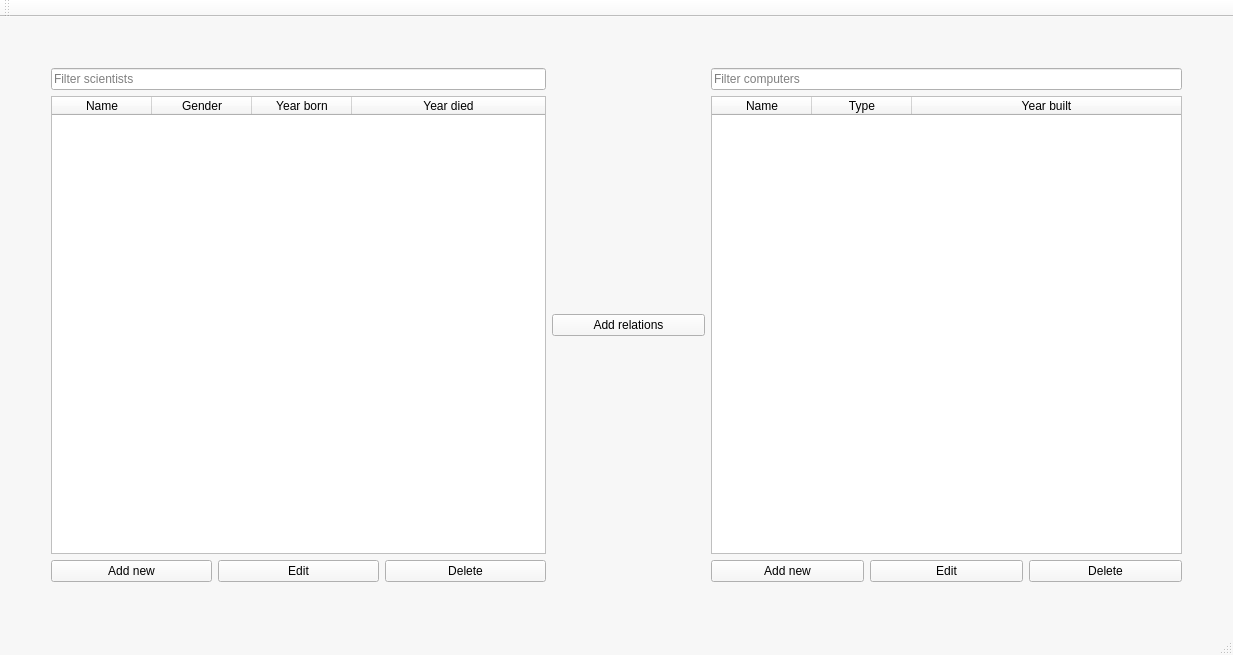
First picture: the form in mainwindow.ui, repository Hopur-50/Verkefni3, before the edit.
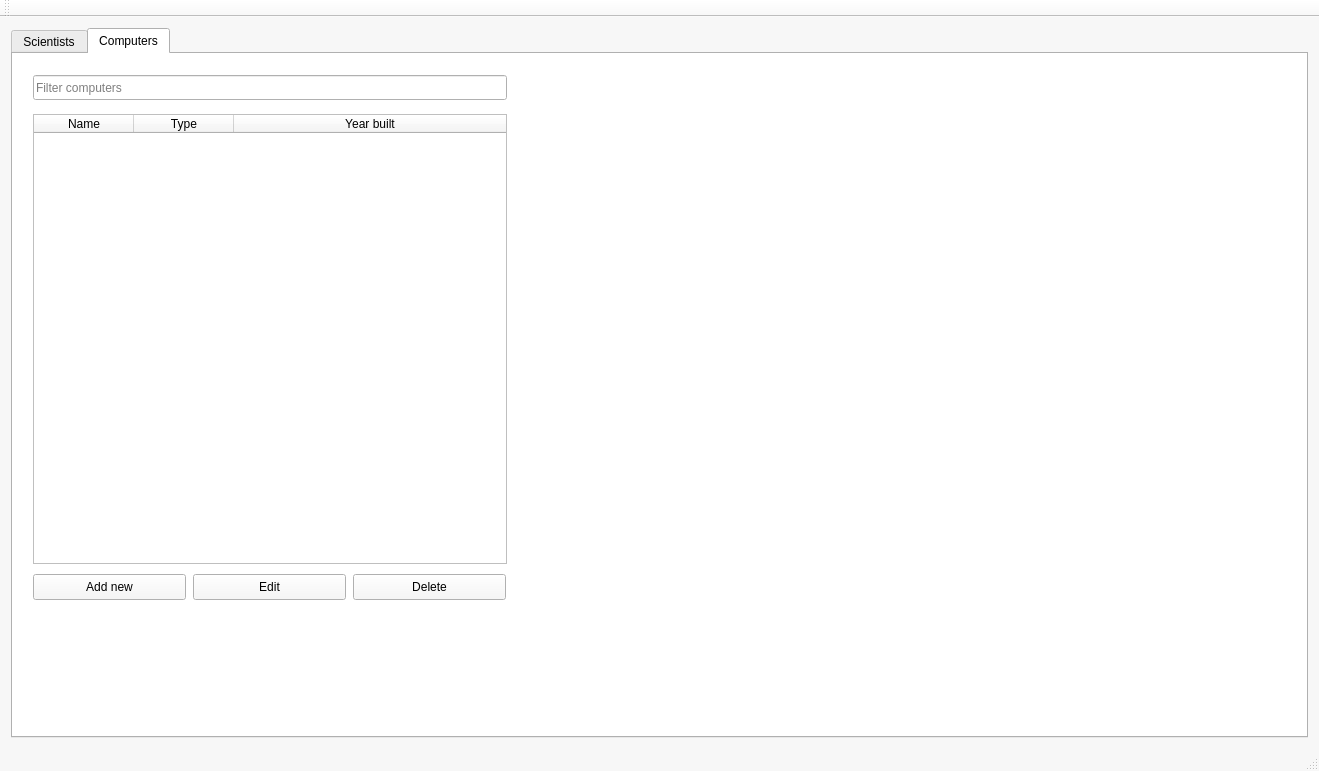
Second picture: the form after the edit. The open tabs and pages were chosen to show the change.

Commit message: töflur komnar í tabs

Patch:
```diff
--- a/mainwindow.ui
+++ b/mainwindow.ui
@@ -6,8 +6,8 @@
    <rect>
     <x>0</x>
     <y>0</y>
-    <width>1233</width>
-    <height>655</height>
+    <width>1319</width>
+    <height>771</height>
    </rect>
   </property>
   <property name="palette">
@@ -429,67 +429,92 @@
    <string>MainWindow</string>
   </property>
   <widget class="QWidget" name="centralWidget">
-   <layout class="QHBoxLayout" name="horizontalLayout">
-    <item>
-     <spacer name="horizontalSpacer">
-      <property name="orientation">
-       <enum>Qt::Horizontal</enum>
+   <layout class="QGridLayout" name="gridLayout">
+    <item row="0" column="0">
+     <widget class="QTabWidget" name="allTabs">
+      <property name="focusPolicy">
+       <enum>Qt::ClickFocus</enum>
       </property>
-      <property name="sizeType">
-       <enum>QSizePolicy::Fixed</enum>
+      <property name="currentIndex">
+       <number>0</number>
       </property>
-      <property name="sizeHint" stdset="0">
-       <size>
-        <width>40</width>
-        <height>20</height>
-       </size>
+      <property name="movable">
+       <bool>false</bool>
       </property>
-     </spacer>
-    </item>
-    <item>
-     <layout class="QGridLayout" name="gridLayout">
-      <item row="0" column="0" colspan="7">
-       <spacer name="verticalSpacer">
-        <property name="orientation">
-         <enum>Qt::Vertical</enum>
+      <property name="tabBarAutoHide">
+       <bool>false</bool>
+      </property>
+      <widget class="QWidget" name="tab">
+       <attribute name="title">
+        <string>Scientists</string>
+       </attribute>
+       <widget class="QPushButton" name="addNewScientistButton">
+        <property name="geometry">
+         <rect>
+          <x>20</x>
+          <y>520</y>
+          <width>153</width>
+          <height>26</height>
+         </rect>
         </property>
-        <property name="sizeType">
-         <enum>QSizePolicy::Fixed</enum>
+        <property name="text">
+         <string>Add new</string>
         </property>
-        <property name="sizeHint" stdset="0">
-         <size>
-          <width>20</width>
-          <height>40</height>
-         </size>
+       </widget>
+       <widget class="QPushButton" name="editScientistButton">
+        <property name="geometry">
+         <rect>
+          <x>180</x>
+          <y>520</y>
+          <width>154</width>
+          <height>26</height>
+         </rect>
         </property>
-       </spacer>
-      </item>
-      <item row="3" column="5">
-       <widget class="QPushButton" name="editComputerButton">
         <property name="text">
          <string>Edit</string>
         </property>
        </widget>
-      </item>
-      <item row="2" column="3">
-       <widget class="QPushButton" name="addRelationsButton">
-        <property name="text">
-         <string>Add relations</string>
+       <widget class="QPushButton" name="deleteScientistButton">
+        <property name="geometry">
+         <rect>
+          <x>340</x>
+          <y>520</y>
+          <width>153</width>
+          <height>26</height>
+         </rect>
         </property>
-       </widget>
-      </item>
-      <item row="3" column="6">
-       <widget class="QPushButton" name="deleteComputerButton">
         <property name="text">
          <string>Delete</string>
         </property>
        </widget>
-      </item>
-      <item row="2" column="0" colspan="3">
+       <widget class="QLineEdit" name="inputFilterScientists">
+        <property name="geometry">
+         <rect>
+          <x>20</x>
+          <y>20</y>
+          <width>474</width>
+          <height>25</height>
+         </rect>
+        </property>
+        <property name="text">
+         <string/>
+        </property>
+        <property name="placeholderText">
+         <string>Filter scientists</string>
+        </property>
+       </widget>
        <widget class="QTableWidget" name="tableScientist">
         <property name="enabled">
          <bool>true</bool>
         </property>
+        <property name="geometry">
+         <rect>
+          <x>20</x>
+          <y>60</y>
+          <width>474</width>
+          <height>450</height>
+         </rect>
+        </property>
         <property name="minimumSize">
          <size>
           <width>300</width>
@@ -589,16 +614,72 @@
          </property>
         </column>
        </widget>
-      </item>
-      <item row="1" column="4" colspan="3">
+      </widget>
+      <widget class="QWidget" name="tab_2">
+       <attribute name="title">
+        <string>Computers</string>
+       </attribute>
+       <widget class="QPushButton" name="editComputerButton">
+        <property name="geometry">
+         <rect>
+          <x>180</x>
+          <y>520</y>
+          <width>153</width>
+          <height>26</height>
+         </rect>
+        </property>
+        <property name="text">
+         <string>Edit</string>
+        </property>
+       </widget>
+       <widget class="QPushButton" name="deleteComputerButton">
+        <property name="geometry">
+         <rect>
+          <x>340</x>
+          <y>520</y>
+          <width>153</width>
+          <height>26</height>
+         </rect>
+        </property>
+        <property name="text">
+         <string>Delete</string>
+        </property>
+       </widget>
        <widget class="QLineEdit" name="inputFilterComputers">
+        <property name="geometry">
+         <rect>
+          <x>20</x>
+          <y>21</y>
+          <width>474</width>
+          <height>25</height>
+         </rect>
+        </property>
         <property name="placeholderText">
          <string>Filter computers</string>
         </property>
        </widget>
-      </item>
-      <item row="2" column="4" colspan="3">
+       <widget class="QPushButton" name="addNewComputerButton">
+        <property name="geometry">
+         <rect>
+          <x>20</x>
+          <y>520</y>
+          <width>153</width>
+          <height>26</height>
+         </rect>
+        </property>
+        <property name="text">
+         <string>Add new</string>
+        </property>
+       </widget>
        <widget class="QTableWidget" name="tableComputer">
+        <property name="geometry">
+         <rect>
+          <x>20</x>
+          <y>60</y>
+          <width>474</width>
+          <height>450</height>
+         </rect>
+        </property>
         <property name="minimumSize">
          <size>
           <width>300</width>
@@ -669,78 +750,8 @@
          </property>
         </column>
        </widget>
-      </item>
-      <item row="1" column="0" colspan="3">
-       <widget class="QLineEdit" name="inputFilterScientists">
-        <property name="text">
-         <string/>
-        </property>
-        <property name="placeholderText">
-         <string>Filter scientists</string>
-        </property>
-       </widget>
-      </item>
-      <item row="3" column="2">
-       <widget class="QPushButton" name="deleteScientistButton">
-        <property name="text">
-         <string>Delete</string>
-        </property>
-       </widget>
-      </item>
-      <item row="3" column="0">
-       <widget class="QPushButton" name="addNewScientistButton">
-        <property name="text">
-         <string>Add new</string>
-        </property>
-       </widget>
-      </item>
-      <item row="3" column="1">
-       <widget class="QPushButton" name="editScientistButton">
-        <property name="text">
-         <string>Edit</string>
-        </property>
-       </widget>
-      </item>
-      <item row="3" column="4">
-       <widget class="QPushButton" name="addNewComputerButton">
-        <property name="text">
-         <string>Add new</string>
-        </property>
-       </widget>
-      </item>
-      <item row="4" column="0" colspan="7">
-       <spacer name="verticalSpacer_2">
-        <property name="orientation">
-         <enum>Qt::Vertical</enum>
-        </property>
-        <property name="sizeType">
-         <enum>QSizePolicy::Fixed</enum>
-        </property>
-        <property name="sizeHint" stdset="0">
-         <size>
-          <width>20</width>
-          <height>40</height>
-         </size>
-        </property>
-       </spacer>
-      </item>
-     </layout>
-    </item>
-    <item>
-     <spacer name="horizontalSpacer_2">
-      <property name="orientation">
-       <enum>Qt::Horizontal</enum>
-      </property>
-      <property name="sizeType">
-       <enum>QSizePolicy::Fixed</enum>
-      </property>
-      <property name="sizeHint" stdset="0">
-       <size>
-        <width>40</width>
-        <height>20</height>
-       </size>
-      </property>
-     </spacer>
+      </widget>
+     </widget>
     </item>
    </layout>
   </widget>
```
Left out of the diff: 7 changed lines with no effect on the pictures. The commit also changes 2 other files.
